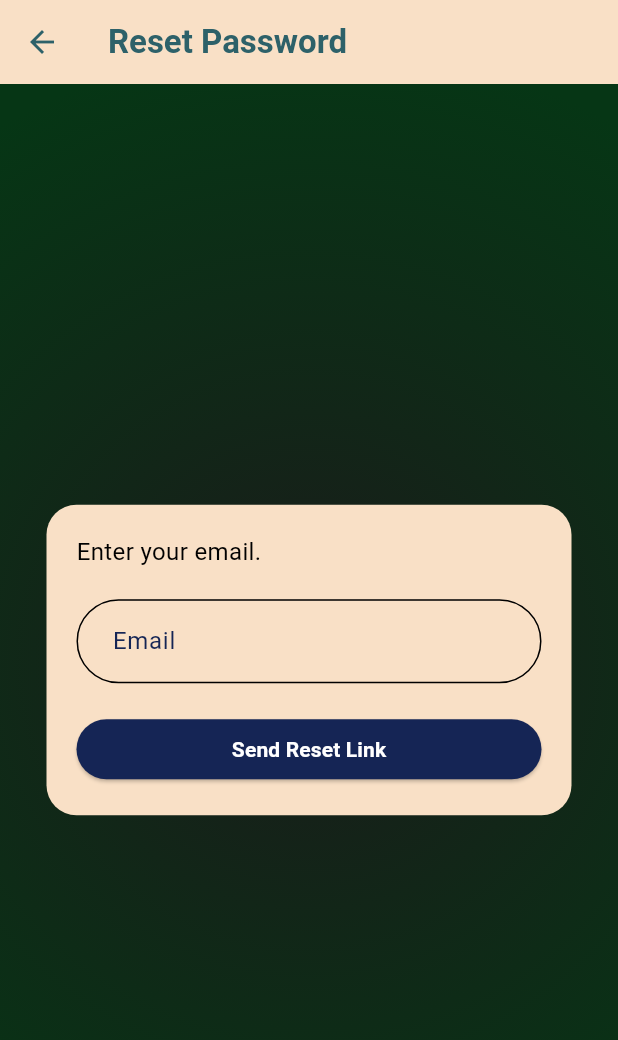
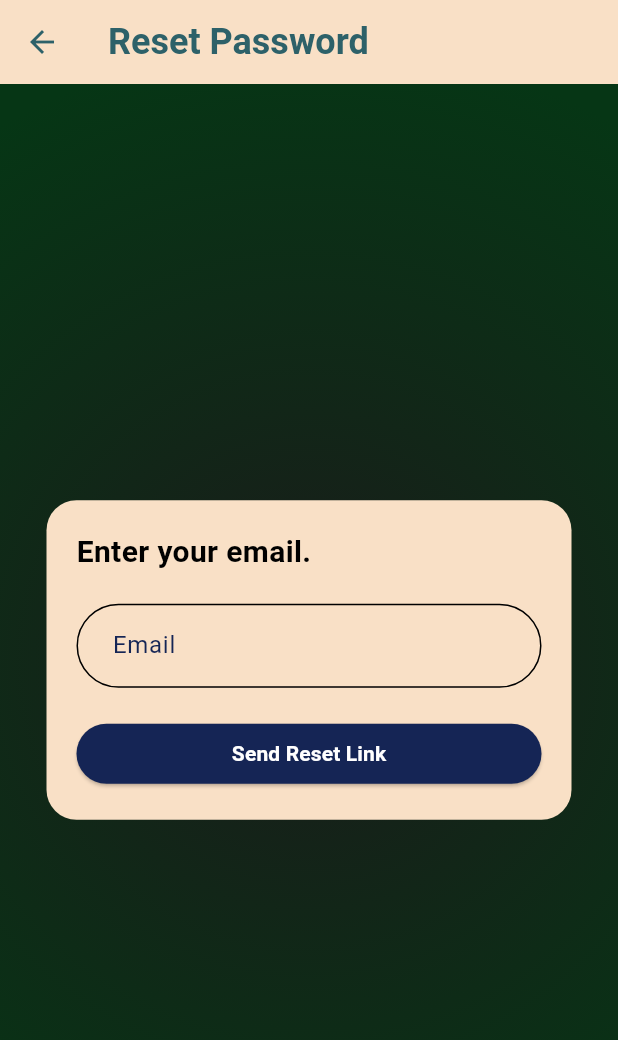
Before and after one commit to akki-g/large_proj, a Flutter app: the ForgotPasswordScreen screen opened directly, on a phone screen of 412 x 824 dp. Shown: the top 1040 px of the screen. Run offline on Flutter 3.47's test engine with Material 3 defaults, Android fonts, the phone set to English and light mode, and no system bars.

Commit message:
added forgot password

```diff
--- a/mobile/lib/screens/forgot_password.dart
+++ b/mobile/lib/screens/forgot_password.dart
@@ -18,7 +18,7 @@ class _ForgotPasswordScreenState extends State<ForgotPasswordScreen> {
       appBar: AppBar(
         title: const Text(
           'Reset Password',
-          style: TextStyle(color: Color(0xFF2D6169), fontWeight: FontWeight.bold),
+          style: TextStyle(color: Color(0xFF2D6169), fontWeight: FontWeight.bold, fontSize: 24),
         ),
         backgroundColor: const Color(0xFFF9E0C6),
         iconTheme: const IconThemeData(color: Color(0xFF2D6169)),
@@ -48,7 +48,7 @@ class _ForgotPasswordScreenState extends State<ForgotPasswordScreen> {
               children: [
                 const Text(
                   'Enter your email.',
-                  style: TextStyle(fontSize: 16),
+                  style: TextStyle(fontSize: 20, fontWeight: FontWeight.bold),
                 ),
                 const SizedBox(height: 20),
                 TextField(
```
